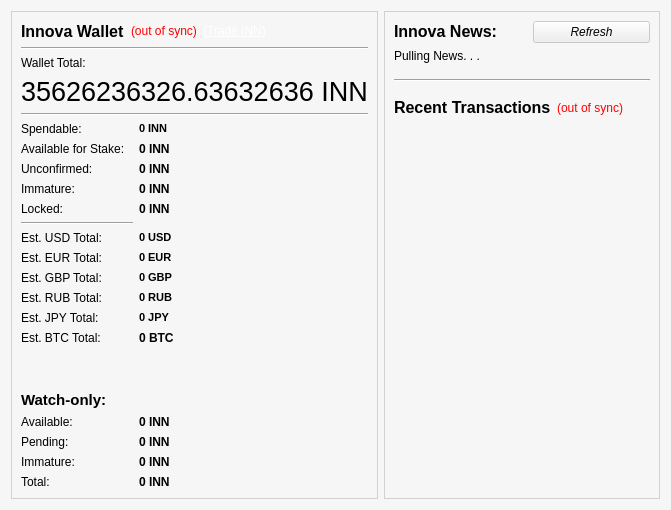
Old version of the form src/qt/forms/overviewpage.ui in the repository innova-foundation/innova.
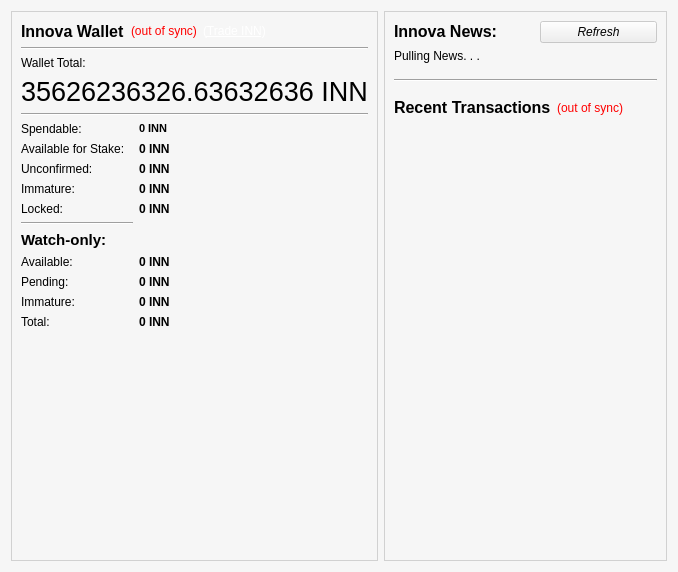
New version of the form. Icons and pictures are not drawn.

What changed in the file:
```diff
--- a/src/qt/forms/overviewpage.ui
+++ b/src/qt/forms/overviewpage.ui
@@ -6,8 +6,8 @@
    <rect>
     <x>0</x>
     <y>0</y>
-    <width>666</width>
-    <height>453</height>
+    <width>678</width>
+    <height>572</height>
    </rect>
   </property>
   <property name="palette">
@@ -221,23 +221,7 @@
             </property>
            </widget>
           </item>
-          <item row="16" column="0">
-           <spacer name="verticalSpacer_3">
-            <property name="orientation">
-             <enum>Qt::Vertical</enum>
-            </property>
-            <property name="sizeType">
-             <enum>QSizePolicy::Fixed</enum>
-            </property>
-            <property name="sizeHint" stdset="0">
-             <size>
-              <width>20</width>
-              <height>40</height>
-             </size>
-            </property>
-           </spacer>
-          </item>
-          <item row="21" column="1">
+          <item row="14" column="1">
            <widget class="QLabel" name="labelWatchTotal">
             <property name="font">
              <font>
@@ -262,7 +246,7 @@
             </property>
            </widget>
           </item>
-          <item row="18" column="1">
+          <item row="11" column="1">
            <widget class="QLabel" name="labelWatchAvailable">
             <property name="font">
              <font>
@@ -287,21 +271,21 @@
             </property>
            </widget>
           </item>
-          <item row="19" column="0">
+          <item row="12" column="0">
            <widget class="QLabel" name="watch2">
             <property name="text">
              <string>Pending:</string>
             </property>
            </widget>
           </item>
-          <item row="20" column="0">
+          <item row="13" column="0">
            <widget class="QLabel" name="labelWatchImmatureText">
             <property name="text">
              <string>Immature:</string>
             </property>
            </widget>
           </item>
-          <item row="20" column="1">
+          <item row="13" column="1">
            <widget class="QLabel" name="labelWatchImmature">
             <property name="font">
              <font>
@@ -326,7 +310,7 @@
             </property>
            </widget>
           </item>
-          <item row="17" column="0" colspan="2">
+          <item row="10" column="0" colspan="2">
            <widget class="QLabel" name="labelWatchonly">
             <property name="font">
              <font>
@@ -350,36 +334,14 @@
             </property>
            </widget>
           </item>
-          <item row="15" column="1" colspan="2">
-           <widget class="QLabel" name="labelBTCTotal">
-            <property name="font">
-             <font>
-              <weight>75</weight>
-              <bold>true</bold>
-             </font>
-            </property>
-            <property name="cursor">
-             <cursorShape>IBeamCursor</cursorShape>
-            </property>
-            <property name="toolTip">
-             <string>Your current total balance estimated in BTC</string>
-            </property>
-            <property name="text">
-             <string>0 BTC</string>
-            </property>
-            <property name="textInteractionFlags">
-             <set>Qt::LinksAccessibleByMouse|Qt::TextSelectableByKeyboard|Qt::TextSelectableByMouse</set>
-            </property>
-           </widget>
-          </item>
-          <item row="21" column="0">
+          <item row="14" column="0">
            <widget class="QLabel" name="watch4">
             <property name="text">
              <string>Total:</string>
             </property>
            </widget>
           </item>
-          <item row="19" column="1">
+          <item row="12" column="1">
            <widget class="QLabel" name="labelWatchPending">
             <property name="font">
              <font>
@@ -404,30 +366,7 @@
             </property>
            </widget>
           </item>
-          <item row="10" column="1" colspan="2">
-           <widget class="QLabel" name="labelUSDTotal">
-            <property name="font">
-             <font>
-              <pointsize>8</pointsize>
-              <weight>75</weight>
-              <bold>true</bold>
-             </font>
-            </property>
-            <property name="cursor">
-             <cursorShape>IBeamCursor</cursorShape>
-            </property>
-            <property name="toolTip">
-             <string>Your current total balance estimated in USD</string>
-            </property>
-            <property name="text">
-             <string>0 USD</string>
-            </property>
-            <property name="textInteractionFlags">
-             <set>Qt::LinksAccessibleByMouse|Qt::TextSelectableByKeyboard|Qt::TextSelectableByMouse</set>
-            </property>
-           </widget>
-          </item>
-          <item row="18" column="0">
+          <item row="11" column="0">
            <widget class="QLabel" name="watch1">
             <property name="text">
              <string>Available:</string>
@@ -463,142 +402,8 @@
             </property>
            </widget>
           </item>
-          <item row="10" column="0">
-           <widget class="QLabel" name="usdtotal">
-            <property name="text">
-             <string>Est. USD Total:</string>
-            </property>
-           </widget>
-          </item>
-          <item row="15" column="0">
-           <widget class="QLabel" name="btctotal">
-            <property name="text">
-             <string>Est. BTC Total:</string>
-            </property>
-           </widget>
-          </item>
-          <item row="11" column="1">
-           <widget class="QLabel" name="labelEURTotal">
-            <property name="font">
-             <font>
-              <pointsize>8</pointsize>
-              <weight>75</weight>
-              <bold>true</bold>
-             </font>
-            </property>
-            <property name="cursor">
-             <cursorShape>IBeamCursor</cursorShape>
-            </property>
-            <property name="toolTip">
-             <string>Your current total balance estimated in EUR</string>
-            </property>
-            <property name="text">
-             <string>0 EUR</string>
-            </property>
-            <property name="textInteractionFlags">
-             <set>Qt::LinksAccessibleByMouse|Qt::TextSelectableByKeyboard|Qt::TextSelectableByMouse</set>
-            </property>
-           </widget>
-          </item>
-          <item row="11" column="0">
-           <widget class="QLabel" name="eurtotal">
-            <property name="text">
-             <string>Est. EUR Total:</string>
-            </property>
-           </widget>
-          </item>
-          <item row="12" column="1">
-           <widget class="QLabel" name="labelGBPTotal">
-            <property name="font">
-             <font>
-              <pointsize>8</pointsize>
-              <weight>75</weight>
-              <bold>true</bold>
-             </font>
-            </property>
-            <property name="cursor">
-             <cursorShape>IBeamCursor</cursorShape>
-            </property>
-            <property name="toolTip">
-             <string>Your current total balance estimated in GBP</string>
-            </property>
-            <property name="text">
-             <string>0 GBP</string>
-            </property>
-            <property name="textInteractionFlags">
-             <set>Qt::LinksAccessibleByMouse|Qt::TextSelectableByKeyboard|Qt::TextSelectableByMouse</set>
-            </property>
-           </widget>
-          </item>
-          <item row="12" column="0">
-           <widget class="QLabel" name="gbptotal">
-            <property name="text">
-             <string>Est. GBP Total:</string>
-            </property>
-           </widget>
-          </item>
-          <item row="13" column="1">
-           <widget class="QLabel" name="labelRUBTotal">
-            <property name="font">
-             <font>
-              <pointsize>8</pointsize>
-              <weight>75</weight>
-              <bold>true</bold>
-             </font>
-            </property>
-            <property name="cursor">
-             <cursorShape>IBeamCursor</cursorShape>
-            </property>
-            <property name="toolTip">
-             <string>Your current total balance estimated in RUB</string>
-            </property>
-            <property name="text">
-             <string>0 RUB</string>
-            </property>
-            <property name="textInteractionFlags">
-             <set>Qt::LinksAccessibleByMouse|Qt::TextSelectableByKeyboard|Qt::TextSelectableByMouse</set>
-            </property>
-           </widget>
-          </item>
-          <item row="13" column="0">
-           <widget class="QLabel" name="rubtotal">
-            <property name="text">
-             <string>Est. RUB Total:</string>
-            </property>
-           </widget>
-          </item>
-          <item row="14" column="1">
-           <widget class="QLabel" name="labelJPYTotal">
-            <property name="font">
-             <font>
-              <pointsize>8</pointsize>
-              <weight>75</weight>
-              <bold>true</bold>
-             </font>
-            </property>
-            <property name="cursor">
-             <cursorShape>IBeamCursor</cursorShape>
-            </property>
-            <property name="toolTip">
-             <string>Your current total balance estimated in JPY</string>
-            </property>
-            <property name="text">
-             <string>0 JPY</string>
-            </property>
-            <property name="textInteractionFlags">
-             <set>Qt::LinksAccessibleByMouse|Qt::TextSelectableByKeyboard|Qt::TextSelectableByMouse</set>
-            </property>
-           </widget>
-          </item>
-          <item row="14" column="0">
-           <widget class="QLabel" name="jpytotal">
-            <property name="text">
-             <string>Est. JPY Total:</string>
-            </property>
-           </widget>
-          </item>
-        </layout>
-       </item>
+         </layout>
+        </item>
         <item row="6" column="0">
          <spacer name="verticalSpacer">
           <property name="orientation">
```
Left out of the diff: 2 changed lines with no effect on the pictures.
